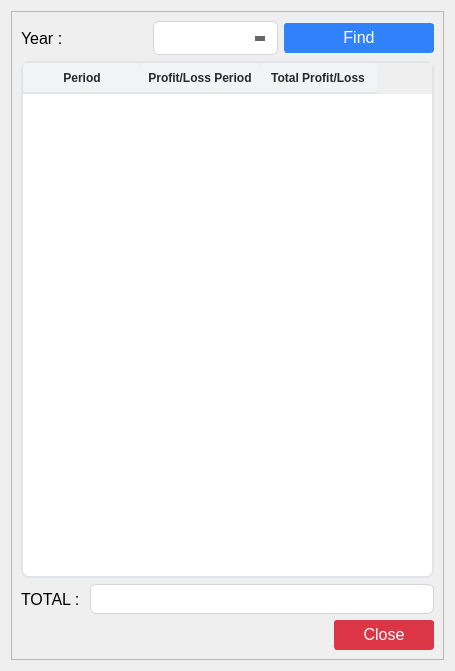
Before: the Qt Designer form ui/profit_and_loss_report.ui in michael-halim/pos, drawn with Qt 5.
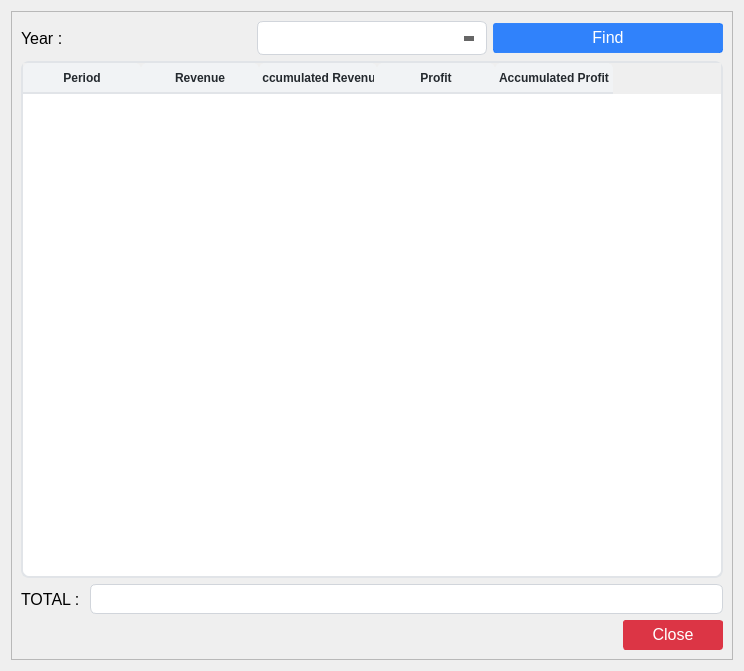
After: the same form once the commit is applied. Icons and pictures are not drawn.

Commit message: Patch#53: Add Window Title According to Username - Added Username in every Dialog - Added UX when Clicking Module it pops to the top - Fix Permission When not Allowed - Added Profit and Total Net Profit in Transactions and Detail Transactions - Added Export Products - Added Version in home.py - Updated seed.py - Updated .gitignore - Fix Connect DB

The edit to the form file:
```diff
--- a/ui/profit_and_loss_report.ui
+++ b/ui/profit_and_loss_report.ui
@@ -6,7 +6,7 @@
    <rect>
     <x>0</x>
     <y>0</y>
-    <width>455</width>
+    <width>744</width>
     <height>671</height>
    </rect>
   </property>
@@ -529,7 +529,7 @@
           </column>
           <column>
            <property name="text">
-            <string>Profit/Loss Period</string>
+            <string>Revenue</string>
            </property>
            <property name="font">
             <font>
@@ -544,7 +544,37 @@
           </column>
           <column>
            <property name="text">
-            <string>Total Profit/Loss</string>
+            <string>Accumulated Revenue</string>
+           </property>
+           <property name="font">
+            <font>
+             <pointsize>12</pointsize>
+             <weight>75</weight>
+             <bold>true</bold>
+            </font>
+           </property>
+           <property name="textAlignment">
+            <set>AlignCenter</set>
+           </property>
+          </column>
+          <column>
+           <property name="text">
+            <string>Profit</string>
+           </property>
+           <property name="font">
+            <font>
+             <pointsize>12</pointsize>
+             <weight>75</weight>
+             <bold>true</bold>
+            </font>
+           </property>
+           <property name="textAlignment">
+            <set>AlignCenter</set>
+           </property>
+          </column>
+          <column>
+           <property name="text">
+            <string>Accumulated Profit</string>
            </property>
            <property name="font">
             <font>
```
The commit also changes 54 other files.
